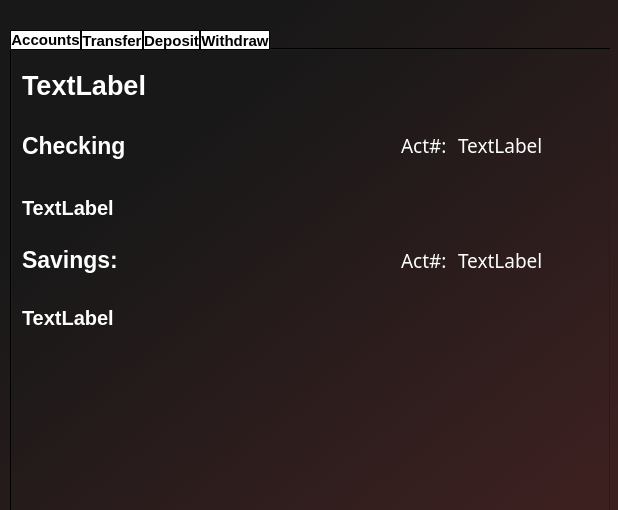
Qt form ATM/bankaccount.ui (CS3560-3-3/Bank-ATM-Subsystem) before a commit.
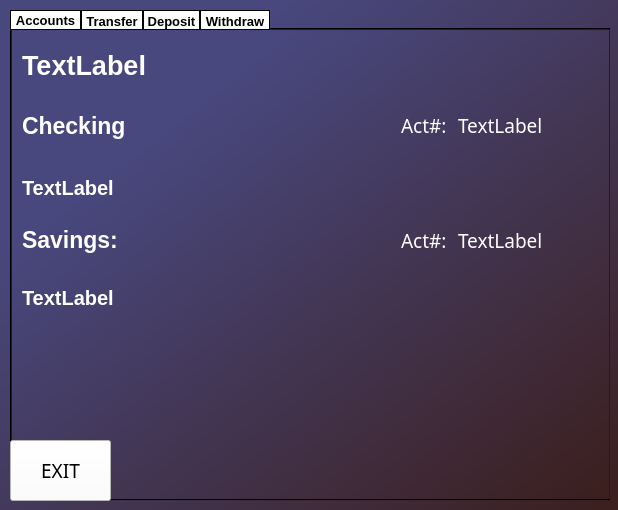
The same form after that commit.

Commit message: Add exit button, UI elements

```diff
--- a/ATM/bankaccount.ui
+++ b/ATM/bankaccount.ui
@@ -21,7 +21,7 @@
   </property>
   <property name="styleSheet">
    <string notr="true">QWidget {
-	background-color: qlineargradient(spread:pad, x1:0, y1:0, x2:1, y2:1, stop:0.227273 rgba(24, 24, 24, 255), stop:0.9375 rgba(60, 32, 32, 255));
+background-color: qlineargradient(spread:pad, x1:0, y1:0, x2:1, y2:1, stop:0.227273 rgba(72, 72, 127, 255), stop:0.977273 rgba(60, 32, 32, 255));
 }
 
 QLabel {
@@ -33,7 +33,7 @@
    <property name="geometry">
     <rect>
      <x>10</x>
-     <y>30</y>
+     <y>10</y>
      <width>601</width>
      <height>491</height>
     </rect>
@@ -49,8 +49,11 @@
 color: Black;
 }
 
-QTabBar::tab {background-color : white;
+QTabBar::tab {
+background-color : white;
 border: 1px solid black;
+cursor: pointer;
+font-size: 13px;
  }
 
 QTabWidget {
@@ -909,6 +912,30 @@
     </widget>
    </widget>
   </widget>
+  <widget class="QPushButton" name="exitButton">
+   <property name="geometry">
+    <rect>
+     <x>10</x>
+     <y>440</y>
+     <width>101</width>
+     <height>61</height>
+    </rect>
+   </property>
+   <property name="font">
+    <font>
+     <family>Titillium Web</family>
+     <pointsize>14</pointsize>
+    </font>
+   </property>
+   <property name="styleSheet">
+    <string notr="true">QPushButton{
+background-color: white;
+}</string>
+   </property>
+   <property name="text">
+    <string>EXIT</string>
+   </property>
+  </widget>
  </widget>
  <resources/>
  <connections/>
```
The commit also changes 3 other files.
